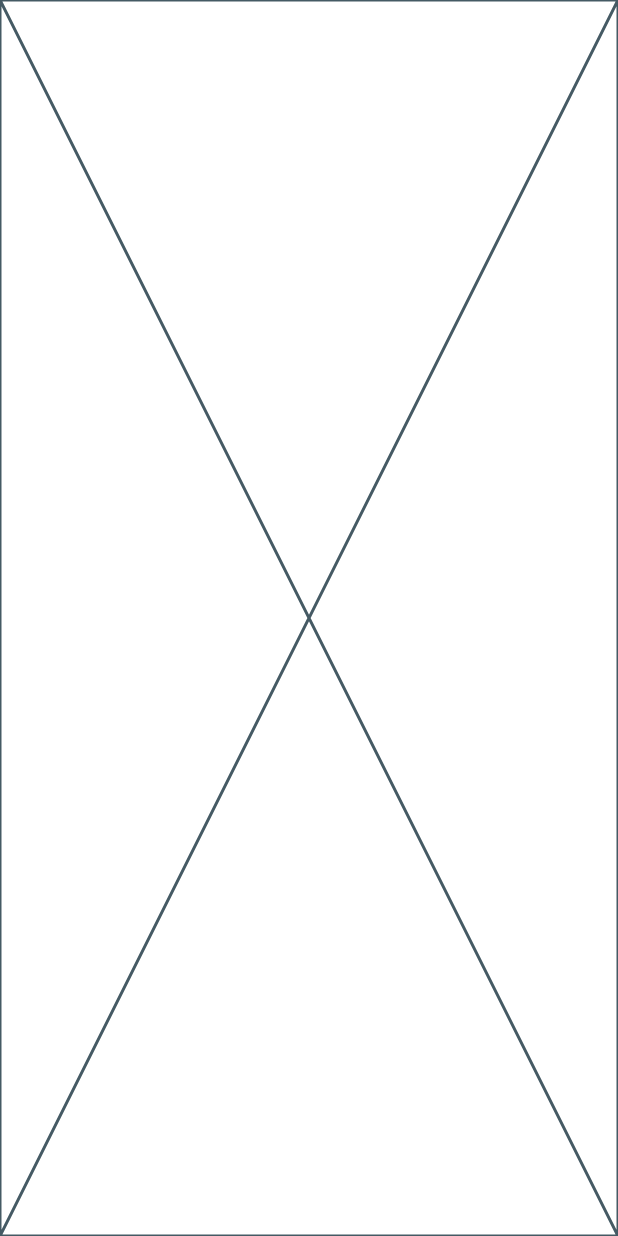
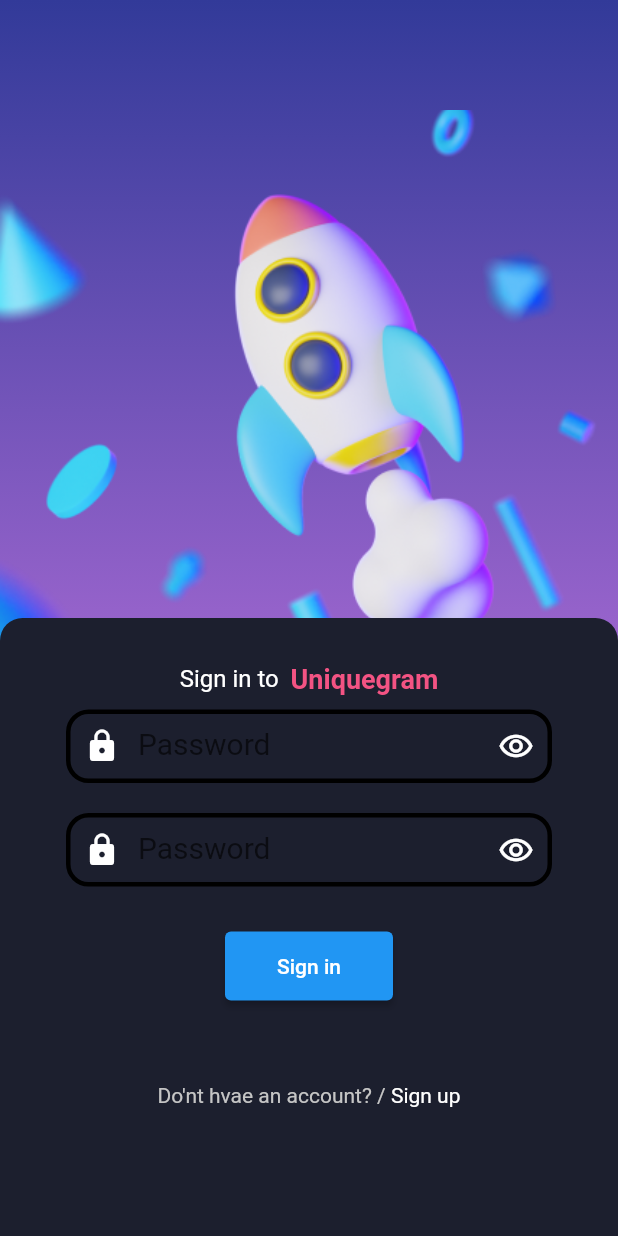
Before and after one commit to RezaMohammadi8001/uniquegram, a Flutter app: the screen it shows after launch, on a phone screen of 412 x 824 dp. Run offline on Flutter 3.47's test engine with Material 2 defaults, Android fonts, the phone set to English and light mode, and no system bars; our stand-ins replace flutter_screenutil; Roboto replaces fonts that are missing (GB, GM, gb).

Commit message:
init login screen

```diff
--- a/lib/screens/login_screen.dart
+++ b/lib/screens/login_screen.dart
@@ -1,10 +1,138 @@
 import 'package:flutter/material.dart';
+import 'package:flutter_screenutil/flutter_screenutil.dart';
+import 'package:uniquegram/widgets/form_widget.dart';
 
 class LoginScreen extends StatelessWidget {
   const LoginScreen({super.key});
 
   @override
   Widget build(BuildContext context) {
-    return const Placeholder();
+    return Container(
+      decoration: const BoxDecoration(
+        gradient: LinearGradient(
+          begin: Alignment.topCenter,
+          end: Alignment.bottomCenter,
+          colors: [
+            Color.fromRGBO(50, 58, 153, 1),
+            Color.fromRGBO(249, 139, 252, 1),
+          ],
+        ),
+      ),
+      child: Scaffold(
+        backgroundColor: Colors.transparent,
+        body: Stack(
+          children: [
+            Positioned(
+              left: 0,
+              right: 0,
+              bottom: 0,
+              top: 76.w,
+              child: Column(
+                children: [
+                  Expanded(
+                    child: Container(
+                      decoration: const BoxDecoration(
+                        image: DecorationImage(
+                          fit: BoxFit.cover,
+                          image: AssetImage('assets/images/rocket.png'),
+                        ),
+                      ),
+                    ),
+                  ),
+                  Expanded(
+                    child: Container(),
+                  )
+                ],
+              ),
+            ),
+            Column(
+              children: [
+                Expanded(
+                  child: Container(),
+                ),
+                Expanded(
+                  child: Container(
+                    decoration: const BoxDecoration(
+                      color: Color(0xff1C1F2E),
+                      borderRadius: BorderRadius.only(
+                        topLeft: Radius.circular(15),
+                        topRight: Radius.circular(15),
+                      ),
+                    ),
+                    child: SingleChildScrollView(
+                      child: Column(
+                        crossAxisAlignment: CrossAxisAlignment.stretch,
+                        children: [
+                          const SizedBox(height: 30),
+                          const Row(
+                            mainAxisAlignment: MainAxisAlignment.center,
+                            children: [
+                              Text(
+                                'Sign in to  ',
+                                style: TextStyle(
+                                  fontFamily: 'GB',
+                                  fontSize: 16,
+                                  color: Colors.white,
+                                ),
+                              ),
+                              Text(
+                                'Uniquegram',
+                                style: TextStyle(
+                                  fontFamily: 'GB',
+                                  fontSize: 18,
+                                  fontWeight: FontWeight.bold,
+                                  color: Color(0xffF35383),
+                                ),
+                              ),
+                            ],
+                          ),
+                          const FormWidget(),
+                          const FormWidget(),
+                          Padding(
+                            padding: const EdgeInsets.symmetric(
+                              horizontal: 150.0,
+                              vertical: 20.0,
+                            ),
+                            child: SizedBox(
+                              height: 46,
+                              child: ElevatedButton(
+                                onPressed: () {},
+                                child: const Text(
+                                  'Sign in',
+                                ),
+                              ),
+                            ),
+                          ),
+                          SizedBox(height: 40.h),
+                          const Row(
+                            mainAxisAlignment: MainAxisAlignment.center,
+                            children: [
+                              Text(
+                                "Do'nt hvae an account? /",
+                                style: TextStyle(
+                                  fontFamily: 'gb',
+                                  color: Color(0xffC5C5C5),
+                                ),
+                              ),
+                              Text(
+                                " Sign up",
+                                style: TextStyle(
+                                  fontFamily: 'gb',
+                                  color: Colors.white,
+                                ),
+                              ),
+                            ],
+                          )
+                        ],
+                      ),
+                    ),
+                  ),
+                )
+              ],
+            ),
+          ],
+        ),
+      ),
+    );
   }
 }
--- /dev/null
+++ b/lib/widgets/form_widget.dart
@@ -0,0 +1,72 @@
+import 'package:flutter/material.dart';
+
+class FormWidget extends StatelessWidget {
+  const FormWidget({super.key});
+
+  @override
+  Widget build(BuildContext context) {
+    return Padding(
+      padding: const EdgeInsets.symmetric(horizontal: 44.0, vertical: 10.0),
+      child: TextFormField(
+        style: const TextStyle(color: Colors.white),
+        textInputAction: TextInputAction.done,
+        decoration: InputDecoration(
+          suffixIcon: IconButton(
+            onPressed: () {},
+            icon: const Icon(
+              Icons.remove_red_eye_outlined,
+              color: Colors.white,
+            ),
+          ),
+          prefixIcon: const Icon(
+            Icons.lock,
+            color: Colors.white,
+          ),
+          enabledBorder: OutlineInputBorder(
+            borderRadius: BorderRadius.circular(15),
+            borderSide: const BorderSide(
+              width: 3.0,
+            ),
+          ),
+          focusedBorder: OutlineInputBorder(
+            borderRadius: BorderRadius.circular(15),
+            borderSide: const BorderSide(
+              width: 3.0,
+            ),
+          ),
+          focusedErrorBorder: OutlineInputBorder(
+            borderRadius: BorderRadius.circular(15),
+            borderSide: const BorderSide(
+              color: Colors.red,
+              width: 3.0,
+            ),
+          ),
+          errorBorder: OutlineInputBorder(
+            borderRadius: BorderRadius.circular(15),
+            borderSide: const BorderSide(
+              color: Colors.red,
+              width: 3.0,
+            ),
+          ),
+          hintText: 'Please enter you password here',
+          contentPadding:
+              const EdgeInsets.symmetric(vertical: 15, horizontal: 15),
+          labelText: 'Password',
+          labelStyle: const TextStyle(
+            fontFamily: 'GM',
+            fontSize: 20,
+          ),
+        ),
+        onChanged: (value) {},
+        obscuringCharacter: '*',
+        validator: (value) {
+          if (value != null && value.length < 8) {
+            return 'password is very short';
+          } else {
+            return null;
+          }
+        },
+      ),
+    );
+  }
+}
```
Also changed, not shown: assets/images/rocket.png (added).
